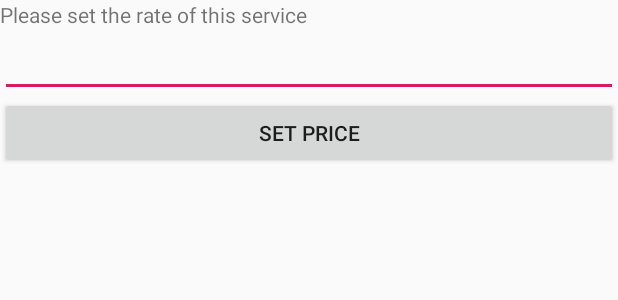
After one commit to ckoya012/android-walkncare, an Android app: the layout activity_price_set.xml on its own in the app's theme, with its tools: preview values and no code run, on a phone screen of 412 x 824 dp. The commit adds this screen. Shown: the top 300 px of the screen. Run offline under Robolectric (Android 15) with nearby library versions, the phone set to English and light mode, and no system bars.

Commit message:
added rate to services

```diff
--- a/app/src/main/java/com/example/walkinclinic/AdminServiceListViewerActivity.java
+++ b/app/src/main/java/com/example/walkinclinic/AdminServiceListViewerActivity.java
@@ -122,7 +122,7 @@ public class AdminServiceListViewerActivity extends AppCompatActivity {
         }*/
         String role = editTextRole.getText().toString().trim();
 
-        if (fieldsAreValid(name/*, price*/, role, AdminServiceListViewerActivity.this)) {
+        if (fieldsAreValid(name, /*price,*/ role, AdminServiceListViewerActivity.this)) {
             // get UID for the service to be added
             String id = db.push().getKey();
             Service service = new Service(name/*, price*/, role, id);
@@ -203,7 +203,6 @@ public class AdminServiceListViewerActivity extends AppCompatActivity {
                     updateService(productId, name, role );
                     b.dismiss();
                 }
-
             }
         });
     }
@@ -216,7 +215,7 @@ public class AdminServiceListViewerActivity extends AppCompatActivity {
     private void updateService(String sId, String name, String role){
         DatabaseReference dR = db.child(sId);
         //updating product
-        Service service = new Service(name,/*,0.0*/role,sId);
+        Service service = new Service(name,role,sId);
         dR.setValue(service);
         Toast.makeText(this, "Service Updated", Toast.LENGTH_LONG).show();
     }
--- a/app/src/main/java/com/example/walkinclinic/ClinicList.java
+++ b/app/src/main/java/com/example/walkinclinic/ClinicList.java
@@ -30,7 +30,7 @@ public class ClinicList extends ArrayAdapter<Employee> {
         TextView address= (TextView) listViewItem.findViewById(R.id.clinicAddressTV);
         TextView phone = (TextView) listViewItem.findViewById(R.id.clinicPhone);
         TextView schedule = (TextView) listViewItem.findViewById(R.id.clinicSchedule);
-        RatingBar rating = (RatingBar) listViewItem.findViewById(R.id.clinicRating);
+        //RatingBar rating = (RatingBar) listViewItem.findViewById(R.id.clinicRating);
 
 
         Employee employee = employeeList.get(position);
--- a/app/src/main/java/com/example/walkinclinic/SearchWalkin.java
+++ b/app/src/main/java/com/example/walkinclinic/SearchWalkin.java
@@ -16,7 +16,6 @@ import android.widget.RatingBar;
 import android.widget.Toast;
 
 import com.example.walkinclinic.account.Employee;
-import com.google.firebase.auth.FirebaseAuth;
 import com.google.firebase.database.DataSnapshot;
 import com.google.firebase.database.DatabaseError;
 import com.google.firebase.database.DatabaseReference;
--- a/app/src/main/java/com/example/walkinclinic/ServiceList.java
+++ b/app/src/main/java/com/example/walkinclinic/ServiceList.java
@@ -45,12 +45,11 @@ public class ServiceList extends ArrayAdapter<Service> {
         View listViewItem = inflater.inflate(R.layout.activity_service_list, null, true);
 
         TextView textViewService = (TextView) listViewItem.findViewById(R.id.textViewService);
-        /*TextView textViewPrice = (TextView) listViewItem.findViewById(R.id.textViewPrice);*/
+        //TextView textViewPrice = (TextView) listViewItem.findViewById(R.id.textViewPrice);
         TextView textViewRole = (TextView) listViewItem.findViewById(R.id.textViewRole);
 
         Service service = services.get(position);
         textViewService.setText(service.getService());
-        /*textViewPrice.setText("Price of service: "+service.getPrice());*/
         textViewRole.setText("Administrator role: "+service.getRole());
         return listViewItem;
     }
--- a/app/src/main/res/layout/activity_clinic_list.xml
+++ b/app/src/main/res/layout/activity_clinic_list.xml
@@ -50,7 +50,7 @@
                 android:layout_width="match_parent"
                 android:layout_height="wrap_content"
                 android:layout_weight="1" />
-
+<!--
             <RatingBar
                 android:id="@+id/clinicRating"
                 style="@style/Widget.AppCompat.RatingBar.Indicator"
@@ -59,7 +59,7 @@
                 android:layout_weight="1"
                 android:isIndicator="true"
 
-                />
+                />-->
         </LinearLayout>
 
     </androidx.cardview.widget.CardView>
--- a/app/src/main/res/layout/activity_employee_service_list_viewer.xml
+++ b/app/src/main/res/layout/activity_employee_service_list_viewer.xml
@@ -18,7 +18,7 @@
         android:id="@+id/listViewServices"
         android:layout_width="match_parent"
         android:layout_height="wrap_content"
-        android:layout_below="@+id/serviceTypeLabel">
-    </ListView>
+        android:layout_below="@+id/serviceTypeLabel"
+        android:layout_marginTop="0dp"></ListView>
 
 </RelativeLayout>
--- /dev/null
+++ b/app/src/main/res/layout/activity_price_set.xml
@@ -0,0 +1,25 @@
+<?xml version="1.0" encoding="utf-8"?>
+<LinearLayout xmlns:android="http://schemas.android.com/apk/res/android"
+    android:layout_width="match_parent"
+    android:layout_height="match_parent"
+    android:orientation="vertical">
+
+    <TextView
+        android:id="@+id/textView15"
+        android:layout_width="match_parent"
+        android:layout_height="wrap_content"
+        android:text="Please set the rate of this service" />
+
+    <EditText
+        android:id="@+id/editTextSetPrice"
+        android:layout_width="match_parent"
+        android:layout_height="wrap_content"
+        android:ems="10"
+        android:inputType="textPersonName" />
+
+    <Button
+        android:id="@+id/btnSetPrice"
+        android:layout_width="match_parent"
+        android:layout_height="wrap_content"
+        android:text="Set Price" />
+</LinearLayout>
--- a/app/src/main/res/layout/activity_service_list_checkable.xml
+++ b/app/src/main/res/layout/activity_service_list_checkable.xml
@@ -19,6 +19,11 @@
             android:layout_width="wrap_content"
             android:layout_height="wrap_content"
             />
+
+        <TextView
+            android:id="@+id/textViewPrice"
+            android:layout_width="match_parent"
+            android:layout_height="wrap_content" />
     </LinearLayout>
 
     <CheckedTextView
```
Also changed, not shown: app/src/main/java/com/example/walkinclinic/EmployeeServiceListViewerActivity.java (+60 -3 lines), app/src/main/java/com/example/walkinclinic/PatientSearch.java (+7 -10 lines), app/src/main/java/com/example/walkinclinic/ServiceListCheckable.java (+19 -1 lines), app/src/main/java/com/example/walkinclinic/account/Service.java (+5 -5 lines), app/src/main/res/layout/activity_patient_search.xml (+11 -5 lines), app/src/main/res/layout/activity_service_list.xml (indentation only).
